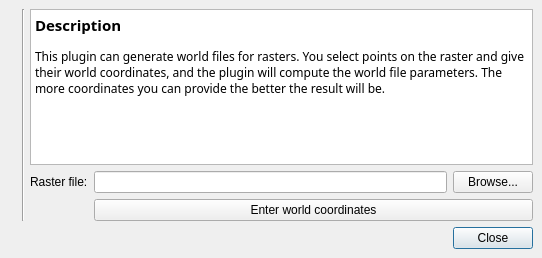
Above: pluginguibase.ui from mmassing/georeferencer before the change. Below: the same form after it.
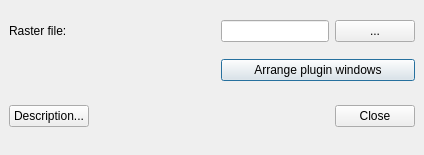
That is the form after the change. Icons and pictures are not drawn. Custom widgets are drawn as their Qt base class.

Commit message: Added usability enhancements for georef plugin to trunk

The edit to the form file:
```diff
--- a/pluginguibase.ui
+++ b/pluginguibase.ui
@@ -5,8 +5,8 @@
    <rect>
     <x>0</x>
     <y>0</y>
-    <width>542</width>
-    <height>258</height>
+    <width>424</width>
+    <height>155</height>
    </rect>
   </property>
   <property name="windowTitle" >
@@ -22,37 +22,48 @@
    <property name="spacing" >
     <number>6</number>
    </property>
-   <item row="1" column="2" >
+   <item row="1" column="1" colspan="2" >
+    <widget class="QPushButton" name="mArrangeWindowsButton" >
+     <property name="text" >
+      <string>Arrange plugin windows</string>
+     </property>
+    </widget>
+   </item>
+   <item row="0" column="2" >
+    <widget class="QPushButton" name="pbnSelectRaster" >
+     <property name="sizePolicy" >
+      <sizepolicy>
+       <hsizetype>0</hsizetype>
+       <vsizetype>0</vsizetype>
+       <horstretch>0</horstretch>
+       <verstretch>0</verstretch>
+      </sizepolicy>
+     </property>
+     <property name="text" >
+      <string>...</string>
+     </property>
+    </widget>
+   </item>
+   <item row="0" column="1" >
+    <widget class="QLineEdit" name="leSelectRaster" >
+     <property name="sizePolicy" >
+      <sizepolicy>
+       <hsizetype>0</hsizetype>
+       <vsizetype>0</vsizetype>
+       <horstretch>0</horstretch>
+       <verstretch>0</verstretch>
+      </sizepolicy>
+     </property>
+    </widget>
+   </item>
+   <item row="0" column="0" >
     <widget class="QLabel" name="textLabel1" >
      <property name="text" >
       <string>Raster file:</string>
      </property>
     </widget>
    </item>
-   <item row="0" column="2" colspan="3" >
-    <widget class="QTextEdit" name="textEdit" >
-     <property name="html" >
-      <string>&lt;html>&lt;head>&lt;meta name="qrichtext" content="1" />&lt;/head>&lt;body style=" white-space: pre-wrap; font-family:Sans Serif; font-size:9pt; font-weight:400; font-style:normal; text-decoration:none;">&lt;p style=" margin-top:16px; margin-bottom:12px; margin-left:0px; margin-right:0px; -qt-block-indent:0; text-indent:0px;">&lt;span style=" font-size:11pt; font-weight:600;">Description&lt;/span>&lt;/p>&lt;p style=" margin-top:12px; margin-bottom:12px; margin-left:0px; margin-right:0px; -qt-block-indent:0; text-indent:0px;">This plugin can generate world files for rasters. You select points on the raster and give their world coordinates, and the plugin will compute the world file parameters. The more coordinates you can provide the better the result will be.&lt;/p>&lt;/body>&lt;/html></string>
-     </property>
-    </widget>
-   </item>
-   <item rowspan="3" row="0" column="0" >
-    <widget class="QLabel" name="pixmapLabel2" >
-     <property name="maximumSize" >
-      <size>
-       <width>150</width>
-       <height>32767</height>
-      </size>
-     </property>
-     <property name="pixmap" >
-      <pixmap resource="georeferencer.qrc" >:/georef.png</pixmap>
-     </property>
-     <property name="scaledContents" >
-      <bool>true</bool>
-     </property>
-    </widget>
-   </item>
-   <item row="3" column="0" colspan="5" >
+   <item row="2" column="0" colspan="3" >
     <layout class="QHBoxLayout" >
      <property name="margin" >
       <number>0</number>
@@ -60,6 +71,13 @@
      <property name="spacing" >
       <number>6</number>
      </property>
+     <item>
+      <widget class="QPushButton" name="pbnDescription" >
+       <property name="text" >
+        <string>Description...</string>
+       </property>
+      </widget>
+     </item>
      <item>
       <spacer>
        <property name="orientation" >
@@ -70,8 +88,8 @@
        </property>
        <property name="sizeHint" >
         <size>
-         <width>441</width>
-         <height>21</height>
+         <width>141</width>
+         <height>36</height>
         </size>
        </property>
       </spacer>
@@ -85,69 +103,9 @@
      </item>
     </layout>
    </item>
-   <item rowspan="3" row="0" column="1" >
-    <widget class="Line" name="line1" >
-     <property name="maximumSize" >
-      <size>
-       <width>2</width>
-       <height>32767</height>
-      </size>
-     </property>
-     <property name="frameShape" >
-      <enum>QFrame::VLine</enum>
-     </property>
-     <property name="frameShadow" >
-      <enum>QFrame::Sunken</enum>
-     </property>
-     <property name="orientation" >
-      <enum>Qt::Vertical</enum>
-     </property>
-    </widget>
-   </item>
-   <item row="2" column="3" colspan="2" >
-    <widget class="QPushButton" name="pbnEnterWorldCoords" >
-     <property name="text" >
-      <string>Enter world coordinates</string>
-     </property>
-    </widget>
-   </item>
-   <item row="1" column="4" >
-    <widget class="QPushButton" name="pbnSelectRaster" >
-     <property name="sizePolicy" >
-      <sizepolicy>
-       <hsizetype>0</hsizetype>
-       <vsizetype>0</vsizetype>
-       <horstretch>0</horstretch>
-       <verstretch>0</verstretch>
-      </sizepolicy>
-     </property>
-     <property name="text" >
-      <string>Browse...</string>
-     </property>
-    </widget>
-   </item>
-   <item row="1" column="3" >
-    <widget class="QgsFileDropEdit" name="leSelectRaster" >
-     <property name="sizePolicy" >
-      <sizepolicy>
-       <hsizetype>7</hsizetype>
-       <vsizetype>0</vsizetype>
-       <horstretch>0</horstretch>
-       <verstretch>0</verstretch>
-      </sizepolicy>
-     </property>
-    </widget>
-   </item>
   </layout>
  </widget>
  <layoutdefault spacing="6" margin="11" />
- <customwidgets>
-  <customwidget>
-   <class>QgsFileDropEdit</class>
-   <extends>QLineEdit</extends>
-   <header>qgsfiledropedit.h</header>
-  </customwidget>
- </customwidgets>
  <resources>
   <include location="georeferencer.qrc" />
  </resources>
```
The commit also changes 19 other files.
